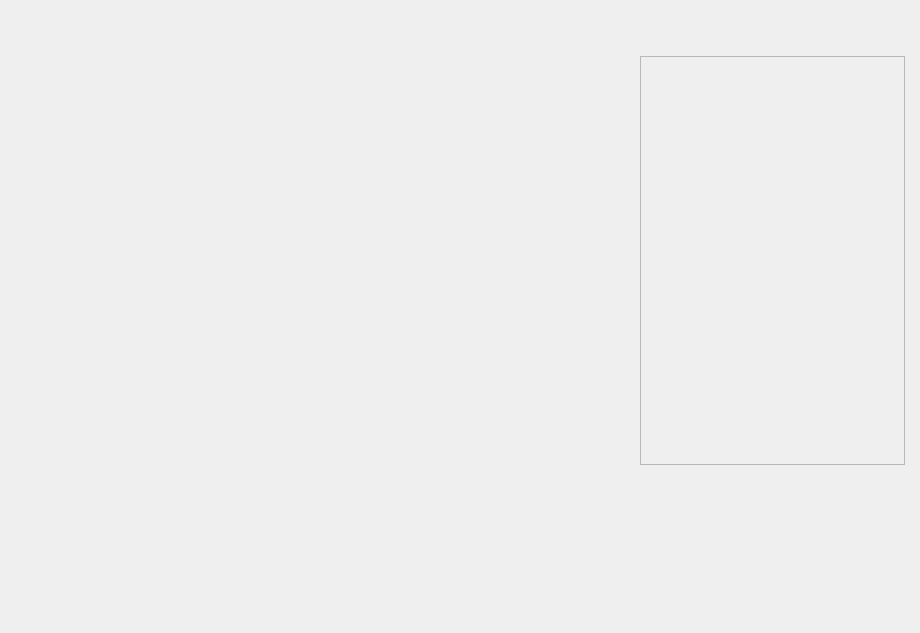
Above: Window/Page/valvepage.ui from caosq/ChickenFarm before the change. Below: the same form after it.
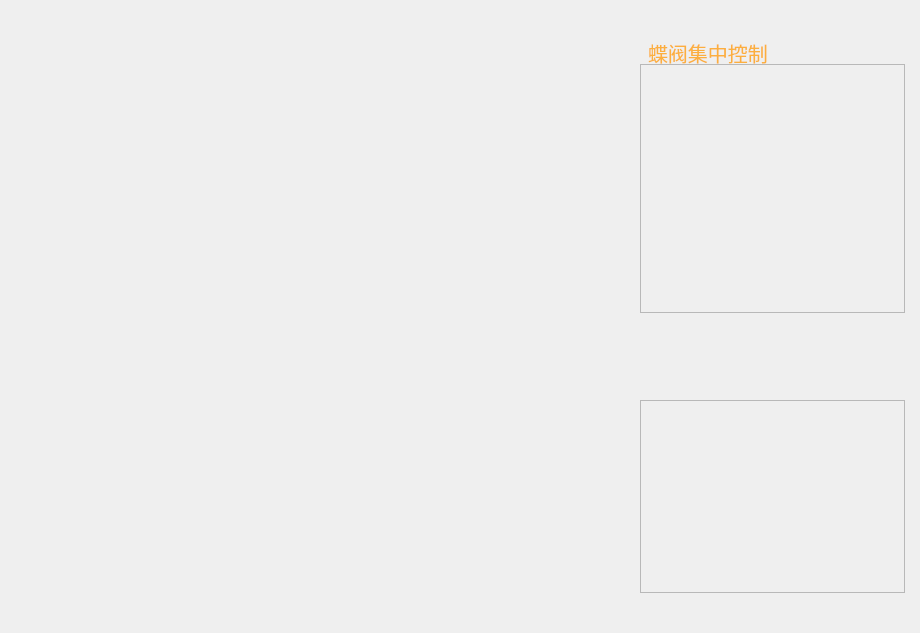
That is the form after the change. Icons and pictures are not drawn.

Diff of the .ui file:
```diff
--- a/Window/Page/valvepage.ui
+++ b/Window/Page/valvepage.ui
@@ -17,20 +17,39 @@
    <property name="geometry">
     <rect>
      <x>16</x>
-     <y>16</y>
+     <y>40</y>
      <width>609</width>
      <height>561</height>
     </rect>
    </property>
-   <layout class="QGridLayout" name="gridLayout_2"/>
+   <layout class="QGridLayout" name="gridLayout"/>
+  </widget>
+  <widget class="QFrame" name="frame_1">
+   <property name="geometry">
+    <rect>
+     <x>640</x>
+     <y>400</y>
+     <width>265</width>
+     <height>193</height>
+    </rect>
+   </property>
+   <property name="styleSheet">
+    <string notr="true"/>
+   </property>
+   <property name="frameShape">
+    <enum>QFrame::StyledPanel</enum>
+   </property>
+   <property name="frameShadow">
+    <enum>QFrame::Raised</enum>
+   </property>
   </widget>
   <widget class="QFrame" name="frame">
    <property name="geometry">
     <rect>
      <x>640</x>
-     <y>56</y>
+     <y>64</y>
      <width>265</width>
-     <height>409</height>
+     <height>249</height>
     </rect>
    </property>
    <property name="styleSheet">
@@ -44,6 +63,146 @@
     <enum>QFrame::Raised</enum>
    </property>
   </widget>
+  <widget class="QLabel" name="label">
+   <property name="geometry">
+    <rect>
+     <x>648</x>
+     <y>40</y>
+     <width>153</width>
+     <height>25</height>
+    </rect>
+   </property>
+   <property name="palette">
+    <palette>
+     <active>
+      <colorrole role="WindowText">
+       <brush brushstyle="SolidPattern">
+        <color alpha="255">
+         <red>252</red>
+         <green>175</green>
+         <blue>62</blue>
+        </color>
+       </brush>
+      </colorrole>
+      <colorrole role="Button">
+       <brush brushstyle="SolidPattern">
+        <color alpha="0">
+         <red>0</red>
+         <green>0</green>
+         <blue>0</blue>
+        </color>
+       </brush>
+      </colorrole>
+      <colorrole role="Base">
+       <brush brushstyle="SolidPattern">
+        <color alpha="0">
+         <red>0</red>
+         <green>0</green>
+         <blue>0</blue>
+        </color>
+       </brush>
+      </colorrole>
+      <colorrole role="Window">
+       <brush brushstyle="SolidPattern">
+        <color alpha="0">
+         <red>0</red>
+         <green>0</green>
+         <blue>0</blue>
+        </color>
+       </brush>
+      </colorrole>
+     </active>
+     <inactive>
+      <colorrole role="WindowText">
+       <brush brushstyle="SolidPattern">
+        <color alpha="255">
+         <red>252</red>
+         <green>175</green>
+         <blue>62</blue>
+        </color>
+       </brush>
+      </colorrole>
+      <colorrole role="Button">
+       <brush brushstyle="SolidPattern">
+        <color alpha="0">
+         <red>0</red>
+         <green>0</green>
+         <blue>0</blue>
+        </color>
+       </brush>
+      </colorrole>
+      <colorrole role="Base">
+       <brush brushstyle="SolidPattern">
+        <color alpha="0">
+         <red>0</red>
+         <green>0</green>
+         <blue>0</blue>
+        </color>
+       </brush>
+      </colorrole>
+      <colorrole role="Window">
+       <brush brushstyle="SolidPattern">
+        <color alpha="0">
+         <red>0</red>
+         <green>0</green>
+         <blue>0</blue>
+        </color>
+       </brush>
+      </colorrole>
+     </inactive>
+     <disabled>
+      <colorrole role="WindowText">
+       <brush brushstyle="SolidPattern">
+        <color alpha="255">
+         <red>190</red>
+         <green>190</green>
+         <blue>190</blue>
+        </color>
+       </brush>
+      </colorrole>
+      <colorrole role="Button">
+       <brush brushstyle="SolidPattern">
+        <color alpha="0">
+         <red>0</red>
+         <green>0</green>
+         <blue>0</blue>
+        </color>
+       </brush>
+      </colorrole>
+      <colorrole role="Base">
+       <brush brushstyle="SolidPattern">
+        <color alpha="0">
+         <red>0</red>
+         <green>0</green>
+         <blue>0</blue>
+        </color>
+       </brush>
+      </colorrole>
+      <colorrole role="Window">
+       <brush brushstyle="SolidPattern">
+        <color alpha="0">
+         <red>0</red>
+         <green>0</green>
+         <blue>0</blue>
+        </color>
+       </brush>
+      </colorrole>
+     </disabled>
+    </palette>
+   </property>
+   <property name="font">
+    <font>
+     <pointsize>15</pointsize>
+    </font>
+   </property>
+   <property name="styleSheet">
+    <string notr="true">border-style:none;
+background:transparent;</string>
+   </property>
+   <property name="text">
+    <string>蝶阀集中控制</string>
+   </property>
+  </widget>
  </widget>
  <resources/>
  <connections/>
```
Left out of the diff: 5 changed lines with no effect on the pictures.
